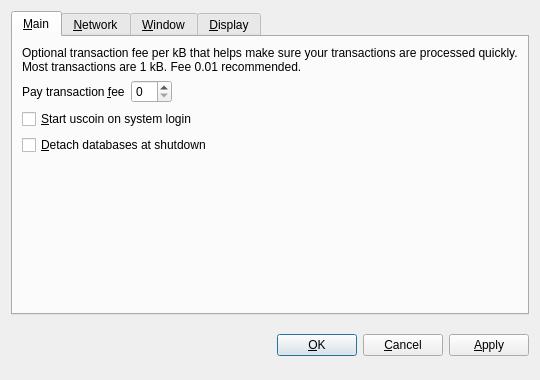
Before: the Qt Designer form src/qt/forms/optionsdialog.ui in uscoin/uscoin, drawn with Qt 5.
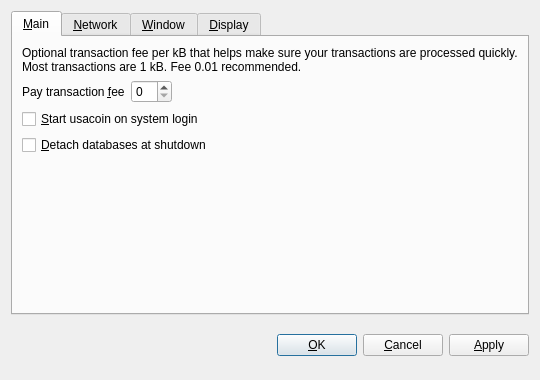
After: the same form once the commit is applied. The open tabs and pages were chosen to show the change. Custom widgets are drawn as their Qt base class.

```diff
--- a/src/qt/forms/optionsdialog.ui
+++ b/src/qt/forms/optionsdialog.ui
@@ -82,7 +82,7 @@
           <string>Automatically start uscoin after logging in to the system.</string>
          </property>
          <property name="text">
-          <string>&amp;Start uscoin on system login</string>
+          <string>&amp;Start usacoin on system login</string>
          </property>
         </widget>
        </item>
```
Left out of the diff: 10 changed lines with no effect on the pictures.
